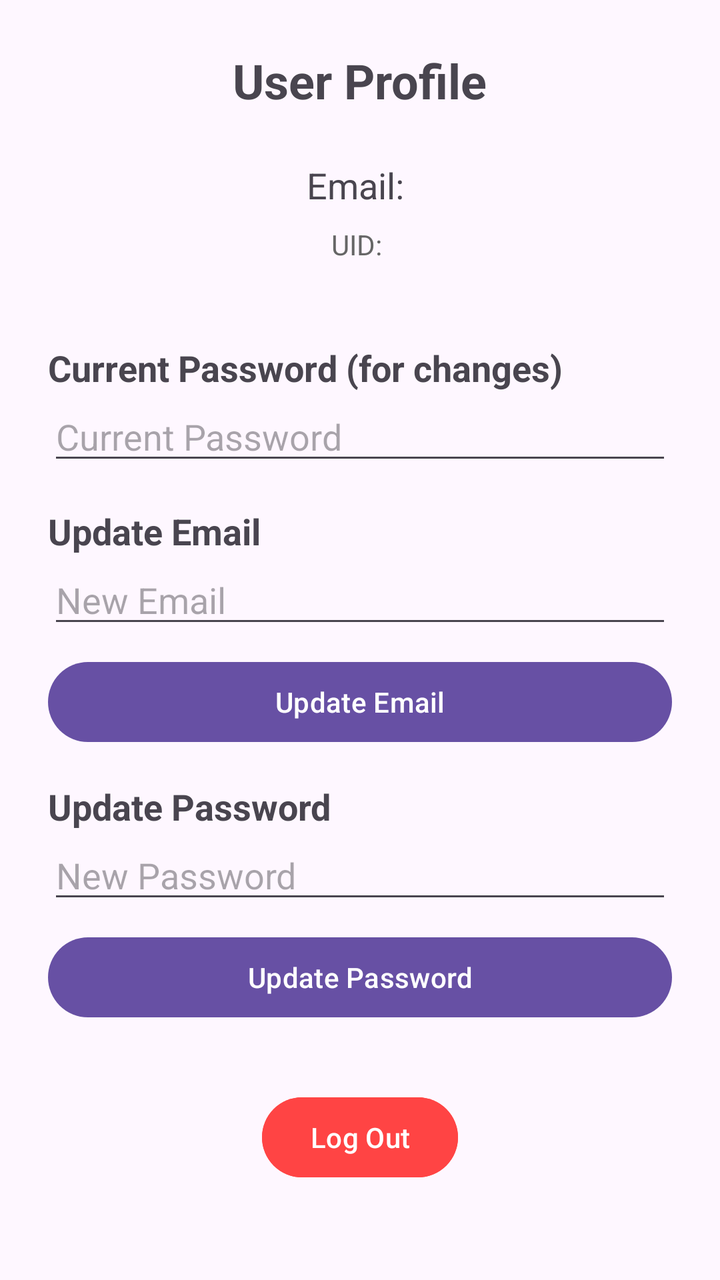
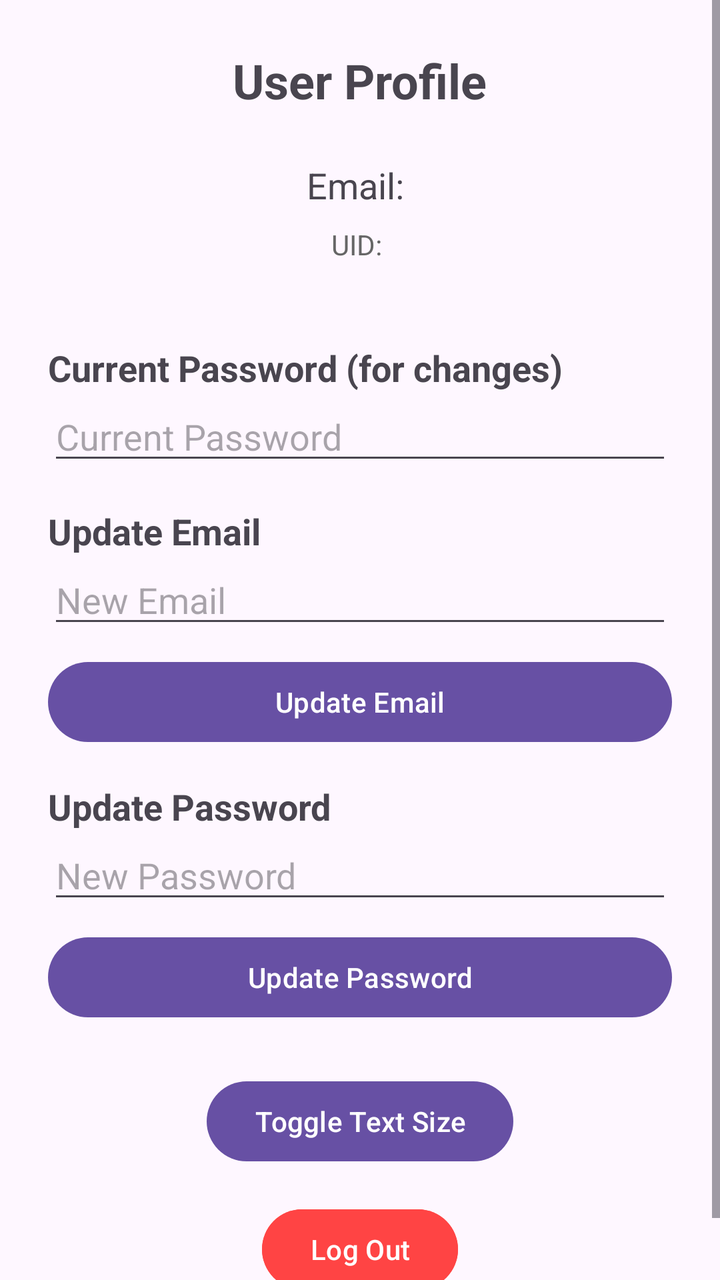

An Android layout rendered at two revisions. The XML below is the earlier revision; the diff shows what the commit changed to produce the second picture.
<!-- AndroidManifest.xml: application theme Theme.MyApplication -->
<!-- res/layout/fragment_profile.xml -->
<?xml version="1.0" encoding="utf-8"?>
<ScrollView
    xmlns:android="http://schemas.android.com/apk/res/android"
    android:layout_width="match_parent"
    android:layout_height="match_parent">

    <LinearLayout
        android:layout_width="match_parent"
        android:layout_height="wrap_content"
        android:orientation="vertical"
        android:gravity="center_horizontal"
        android:padding="24dp">

        <TextView
            android:layout_width="wrap_content"
            android:layout_height="wrap_content"
            android:text="User Profile"
            android:textSize="24sp"
            android:textStyle="bold"
            android:layout_marginBottom="24dp"/>

        <TextView
            android:id="@+id/emailTextView"
            android:layout_width="wrap_content"
            android:layout_height="wrap_content"
            android:text="Email: "
            android:textSize="18sp"
            android:layout_marginBottom="8dp" />

        <TextView
            android:id="@+id/uidTextView"
            android:layout_width="wrap_content"
            android:layout_height="wrap_content"
            android:text="UID: "
            android:textSize="14sp"
            android:layout_marginBottom="24dp"
            android:textColor="#666" />

        <TextView
            android:layout_width="match_parent"
            android:layout_height="wrap_content"
            android:text="Current Password (for changes)"
            android:textSize="18sp"
            android:textStyle="bold"
            android:layout_marginTop="16dp"/>

        <EditText
            android:id="@+id/currentPasswordEditText"
            android:layout_width="match_parent"
            android:layout_height="wrap_content"
            android:hint="Current Password"
            android:inputType="textPassword"/>

        <TextView
            android:layout_width="match_parent"
            android:layout_height="wrap_content"
            android:text="Update Email"
            android:textSize="18sp"
            android:textStyle="bold"
            android:layout_marginTop="16dp"/>

        <EditText
            android:id="@+id/newEmailEditText"
            android:layout_width="match_parent"
            android:layout_height="wrap_content"
            android:hint="New Email"
            android:inputType="textEmailAddress"/>

        <Button
            android:id="@+id/updateEmailButton"
            android:layout_width="match_parent"
            android:layout_height="wrap_content"
            android:text="Update Email"
            android:layout_marginTop="8dp"/>

        <TextView
            android:layout_width="match_parent"
            android:layout_height="wrap_content"
            android:text="Update Password"
            android:textSize="18sp"
            android:textStyle="bold"
            android:layout_marginTop="16dp"/>


        <EditText
            android:id="@+id/newPasswordEditText"
            android:layout_width="match_parent"
            android:layout_height="wrap_content"
            android:hint="New Password"
            android:inputType="textPassword"/>

        <Button
            android:id="@+id/updatePasswordButton"
            android:layout_width="match_parent"
            android:layout_height="wrap_content"
            android:text="Update Password"
            android:layout_marginTop="8dp"/>

        <Button
            android:id="@+id/logoutButton"
            android:layout_width="wrap_content"
            android:layout_height="wrap_content"
            android:text="Log Out"
            android:layout_gravity="center_horizontal"
            android:layout_marginTop="32dp"
            android:backgroundTint="@android:color/holo_red_light"/>

    </LinearLayout>
</ScrollView>
<!-- resources referenced by this layout -->
<resources>
  <style name="Theme.MyApplication" parent="Base.Theme.MyApplication" />
  <style name="Base.Theme.MyApplication" parent="Theme.Material3.DayNight.NoActionBar">
          
          
      </style>
</resources>

<!-- the commit's change to res/layout/fragment_profile.xml (unified diff, before → after) -->
@@ -12,6 +12,7 @@
         android:padding="24dp">
 
         <TextView
+            android:id="@+id/profileTitleTextView"
             android:layout_width="wrap_content"
             android:layout_height="wrap_content"
             android:text="User Profile"
@@ -37,6 +38,7 @@
             android:textColor="#666" />
 
         <TextView
+            android:id="@+id/currentPasswordHeader"
             android:layout_width="match_parent"
             android:layout_height="wrap_content"
             android:text="Current Password (for changes)"
@@ -52,6 +54,7 @@
             android:inputType="textPassword"/>
 
         <TextView
+            android:id="@+id/updateEmailHeader"
             android:layout_width="match_parent"
             android:layout_height="wrap_content"
             android:text="Update Email"
@@ -74,13 +77,13 @@
             android:layout_marginTop="8dp"/>
 
         <TextView
+            android:id="@+id/updatePasswordHeader"
             android:layout_width="match_parent"
             android:layout_height="wrap_content"
             android:text="Update Password"
             android:textSize="18sp"
             android:textStyle="bold"
             android:layout_marginTop="16dp"/>
-
 
         <EditText
             android:id="@+id/newPasswordEditText"
@@ -97,12 +100,20 @@
             android:layout_marginTop="8dp"/>
 
         <Button
+            android:id="@+id/toggleTextSizeButton"
+            android:layout_width="wrap_content"
+            android:layout_height="wrap_content"
+            android:text="Toggle Text Size"
+            android:layout_gravity="center_horizontal"
+            android:layout_marginTop="24dp"/>
+
+        <Button
             android:id="@+id/logoutButton"
             android:layout_width="wrap_content"
             android:layout_height="wrap_content"
             android:text="Log Out"
             android:layout_gravity="center_horizontal"
-            android:layout_marginTop="32dp"
+            android:layout_marginTop="16dp"
             android:backgroundTint="@android:color/holo_red_light"/>
 
     </LinearLayout>
